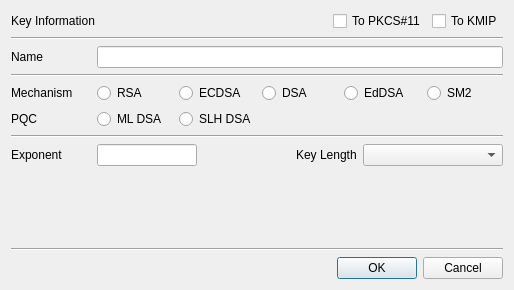
This is CertMan/new_key_dlg.ui in jykim74/CertMan as Qt 5 draws it before an edit. The edited form follows.
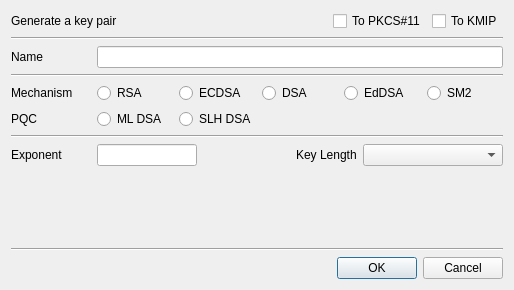
This is the edited form.

Patch:
```diff
--- a/CertMan/new_key_dlg.ui
+++ b/CertMan/new_key_dlg.ui
@@ -22,7 +22,7 @@
      <item row="0" column="0">
       <widget class="QLabel" name="label">
        <property name="text">
-        <string>Key Information</string>
+        <string>Generate a key pair</string>
        </property>
       </widget>
      </item>
```
Left out of the diff: 5 changed lines with no effect on the pictures.
